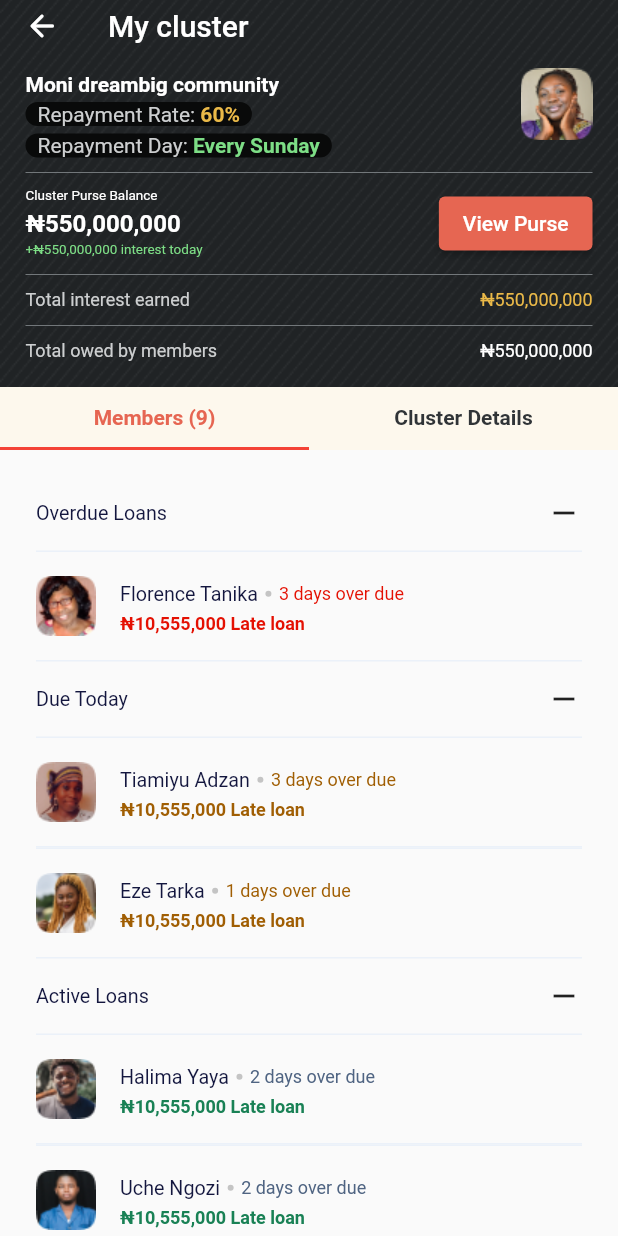
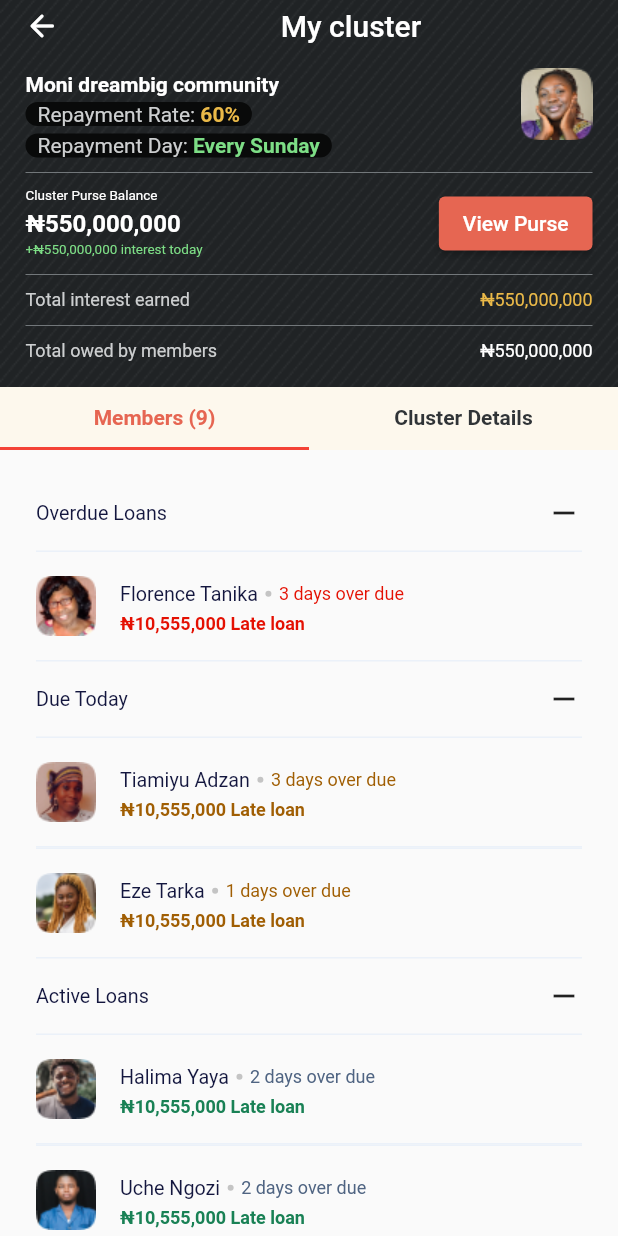
Before and after one commit to CodeTemplar99/moni_test, a Flutter app: the screen it shows after launch, on a phone screen of 412 x 824 dp. Run offline on Flutter 3.47's test engine with Material 2 defaults, Android fonts, the light colour scheme and no system bars; our stand-ins replace share_plus.

Commit message:
center tile

```diff
--- a/lib/components/sticky_app_bar.dart
+++ b/lib/components/sticky_app_bar.dart
@@ -27,7 +27,7 @@ class StickyAppBar extends StatelessWidget {
       ),
       backgroundColor: Colors.black,
       leading: Icon(Icons.arrow_back_rounded),
-      title: Text(widget.title),
+      title: Center(child: Text(widget.title)),
       bottom: PreferredSize(
         preferredSize: Size.fromHeight(260),
         child: Column(
--- a/lib/screens/home_page.dart
+++ b/lib/screens/home_page.dart
@@ -13,7 +13,6 @@ import 'package:moni_test/components/sticky_app_bar.dart';
 import 'package:moni_test/components/tile_header.dart';
 import 'package:moni_test/constant.dart';
 import 'package:share_plus/share_plus.dart';
-import 'package:url_launcher/url_launcher.dart';
 import 'package:url_launcher/url_launcher_string.dart';
 
 class MyHomePage extends StatefulWidget {
```
